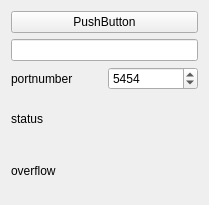
The window that sources/devices/sdrconnect/sdrconnect-widget.ui (JvanKatwijk/qt-dab) describes before a commit, drawn with Qt 5.
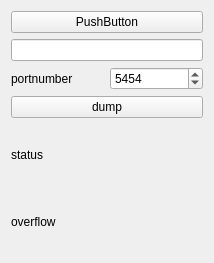
The same window after the commit.

The edit to the form file:
```diff
--- a/sources/devices/sdrconnect/sdrconnect-widget.ui
+++ b/sources/devices/sdrconnect/sdrconnect-widget.ui
@@ -6,8 +6,8 @@
    <rect>
     <x>0</x>
     <y>0</y>
-    <width>209</width>
-    <height>205</height>
+    <width>214</width>
+    <height>263</height>
    </rect>
   </property>
   <property name="windowTitle">
@@ -45,6 +45,13 @@
      </item>
     </layout>
    </item>
+   <item>
+    <widget class="QPushButton" name="dumpButton">
+     <property name="text">
+      <string>dump</string>
+     </property>
+    </widget>
+   </item>
    <item>
     <widget class="QLabel" name="statusLabel">
      <property name="text">
```
